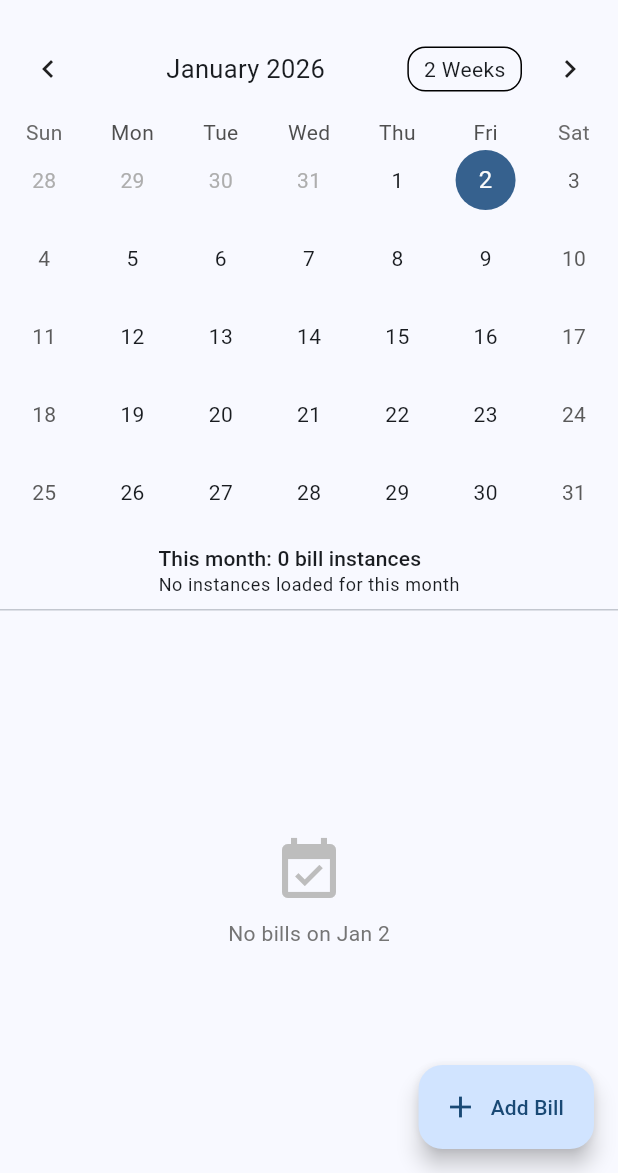
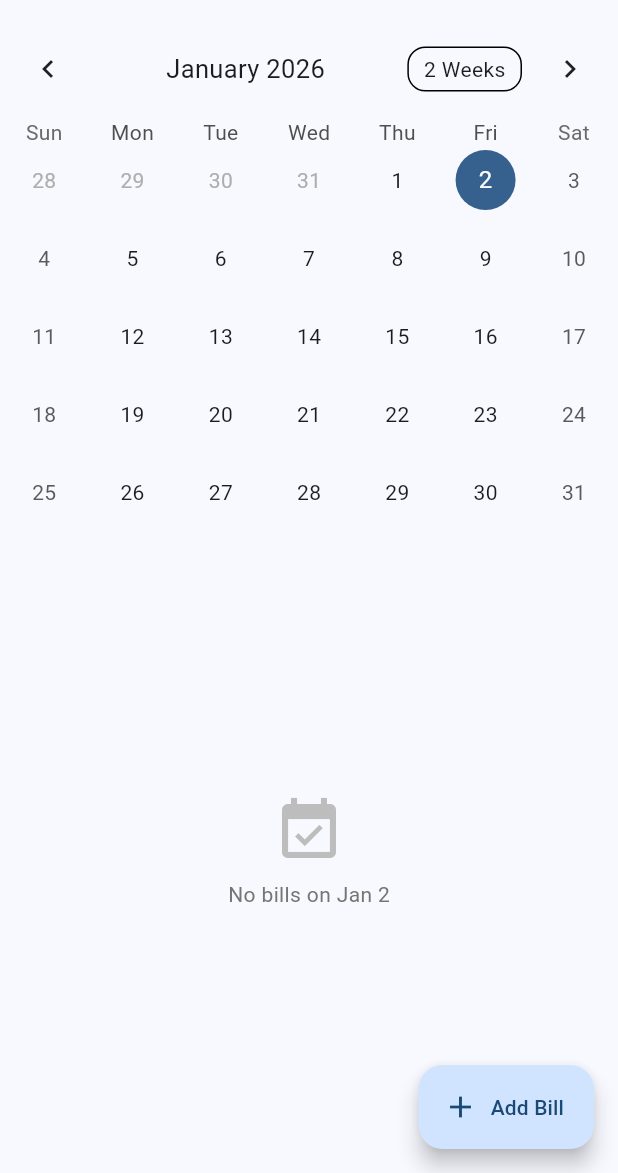
Before and after one commit to FridLexman/budget_calendar, a Flutter app: the CalendarScreen screen opened directly, on a phone screen of 412 x 824 dp, the part 63-1236 px from its top. Run offline on Flutter 3.47's test engine with Material 3 defaults, Android fonts, the phone set to English and light mode, and no system bars; drawn by our look-alikes of table_calendar; our stand-ins replace drift, drift_flutter, flutter_riverpod, flutter_secure_storage; missing offline and left inert: mobile_scanner; accounts and stored records are empty; generated files the repository leaves out were written again.

Commit message:
Remove calendar month header and log counts

```diff
--- a/lib/screens/calendar_screen.dart
+++ b/lib/screens/calendar_screen.dart
@@ -155,6 +155,8 @@ class _CalendarBody extends StatelessWidget {
   @override
   Widget build(BuildContext context) {
     String dateOnly(String s) => s.length >= 10 ? s.substring(0, 10) : s;
+    final monthKey =
+        '${focusedMonth.year}-${focusedMonth.month.toString().padLeft(2, '0')}';
     final markers = <String, _DayInfo>{};
     for (final b in monthRows.where((r) => r.status != 'skipped')) {
       final key = dateOnly(b.dueDate);
@@ -165,6 +167,8 @@ class _CalendarBody extends StatelessWidget {
         hasPaid: info.hasPaid || b.status == 'paid' || b.status == 'partial',
       );
     }
+    debugPrint(
+        '[calendar] month=$monthKey instances=${monthRows.length} (day markers=${markers.length})');
 
     return Column(
       children: [
@@ -240,11 +244,6 @@ class _CalendarBody extends StatelessWidget {
             titleCentered: true,
           ),
         ),
-        Padding(
-          padding: const EdgeInsets.symmetric(horizontal: 12, vertical: 8),
-          child: _MonthSummaryBanner(rows: monthRows),
-        ),
-        const Divider(height: 1),
         Expanded(
           child: isLoadingMonth
               ? const Center(child: CircularProgressIndicator())
@@ -259,37 +258,6 @@ class _DayInfo {
   final int count;
   final bool hasPaid;
   _DayInfo({required this.count, required this.hasPaid});
-}
-
-class _MonthSummaryBanner extends StatelessWidget {
-  final List<BillInstance> rows;
-  const _MonthSummaryBanner({required this.rows});
-
-  @override
-  Widget build(BuildContext context) {
-    String dateOnly(String s) => s.length >= 10 ? s.substring(0, 10) : s;
-    final preview = rows.take(5).toList()
-      ..sort((a, b) => dateOnly(a.dueDate).compareTo(dateOnly(b.dueDate)));
-    return Column(
-      crossAxisAlignment: CrossAxisAlignment.start,
-      children: [
-        Text(
-          'This month: ${rows.length} bill instances',
-          style: Theme.of(context).textTheme.labelLarge,
-        ),
-        if (preview.isNotEmpty)
-          ...preview.map((b) => Text(
-                '${b.dueDate}: ${b.titleSnapshot}',
-                style: Theme.of(context).textTheme.bodySmall,
-              )),
-        if (preview.isEmpty)
-          Text(
-            'No instances loaded for this month',
-            style: Theme.of(context).textTheme.bodySmall,
-          ),
-      ],
-    );
-  }
 }
 
 Widget _buildDaySummaryFromMonth(
```
